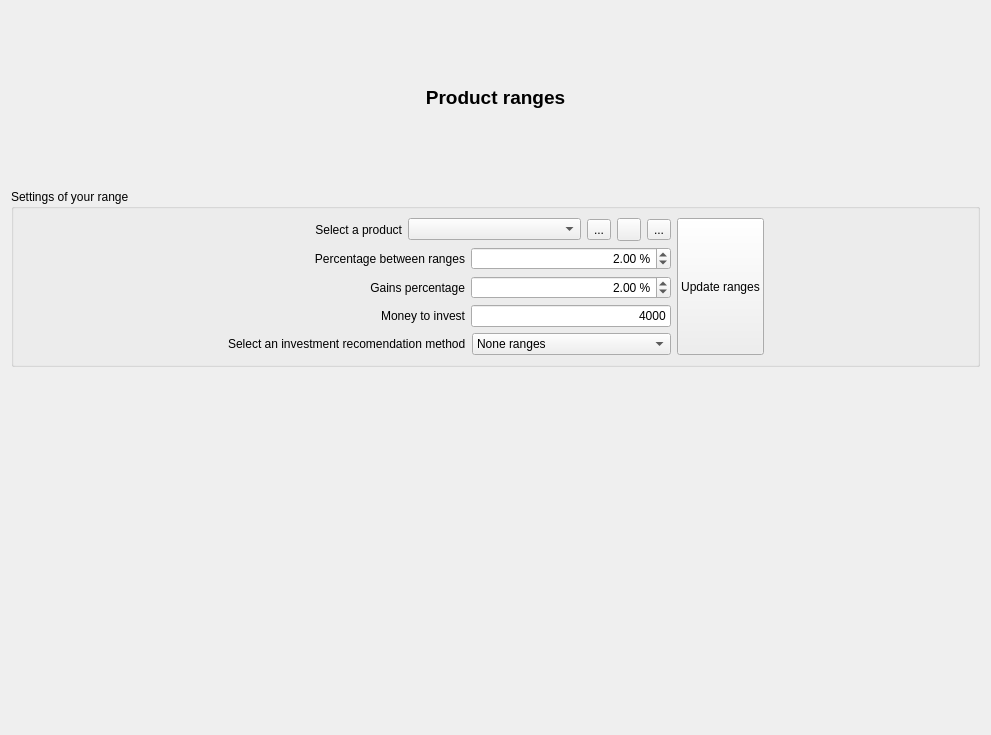
turulomio/xulpymoney, file xulpymoney/ui/wdgProductRange.ui: the form before one commit.
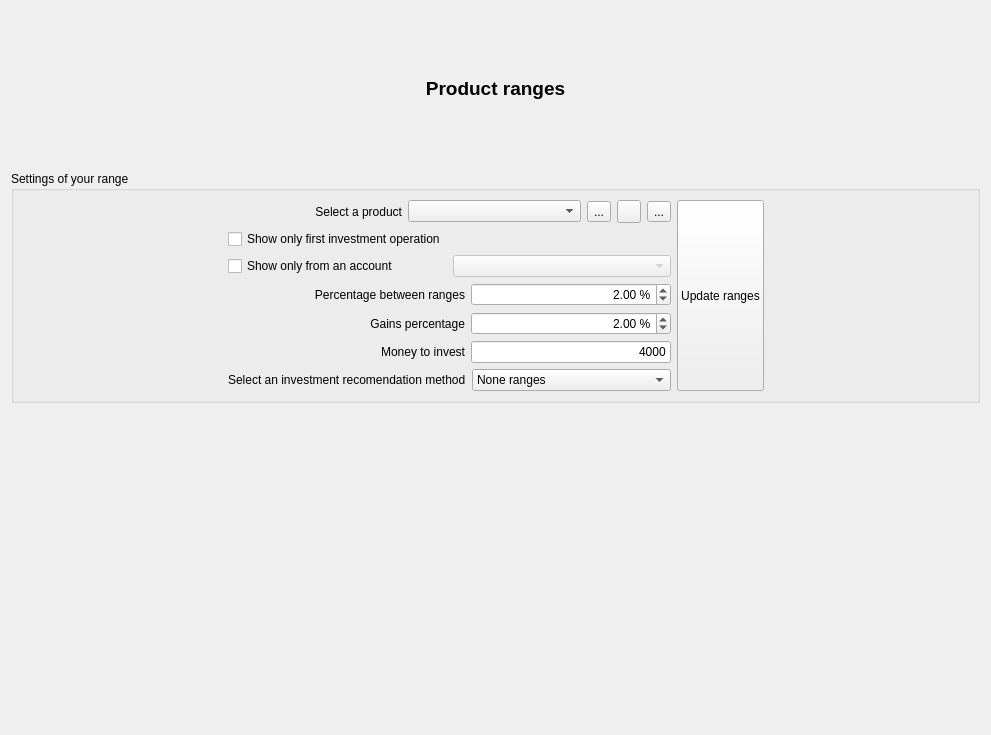
The form after the commit. Icons and pictures are not drawn. Custom widgets are drawn as their Qt base class.

Commit message: Product ranges can filter by account and by first operation

Patch:
```diff
--- a/xulpymoney/ui/wdgProductRange.ui
+++ b/xulpymoney/ui/wdgProductRange.ui
@@ -112,6 +112,35 @@
               </item>
              </layout>
             </item>
+            <item>
+             <layout class="QHBoxLayout" name="horizontalLayout_13">
+              <item>
+               <widget class="QCheckBox" name="chkOnlyFirst">
+                <property name="text">
+                 <string>Show only first investment operation</string>
+                </property>
+               </widget>
+              </item>
+             </layout>
+            </item>
+            <item>
+             <layout class="QHBoxLayout" name="horizontalLayout_11">
+              <item>
+               <widget class="QCheckBox" name="chkOnlyAccount">
+                <property name="text">
+                 <string>Show only from an account</string>
+                </property>
+               </widget>
+              </item>
+              <item>
+               <widget class="QComboBox" name="cmbOnlyAccount">
+                <property name="enabled">
+                 <bool>false</bool>
+                </property>
+               </widget>
+              </item>
+             </layout>
+            </item>
             <item>
              <layout class="QHBoxLayout" name="horizontalLayout">
               <item>
```
Left out of the diff: 19 changed lines with no effect on the pictures. The commit also changes 3 other files.
